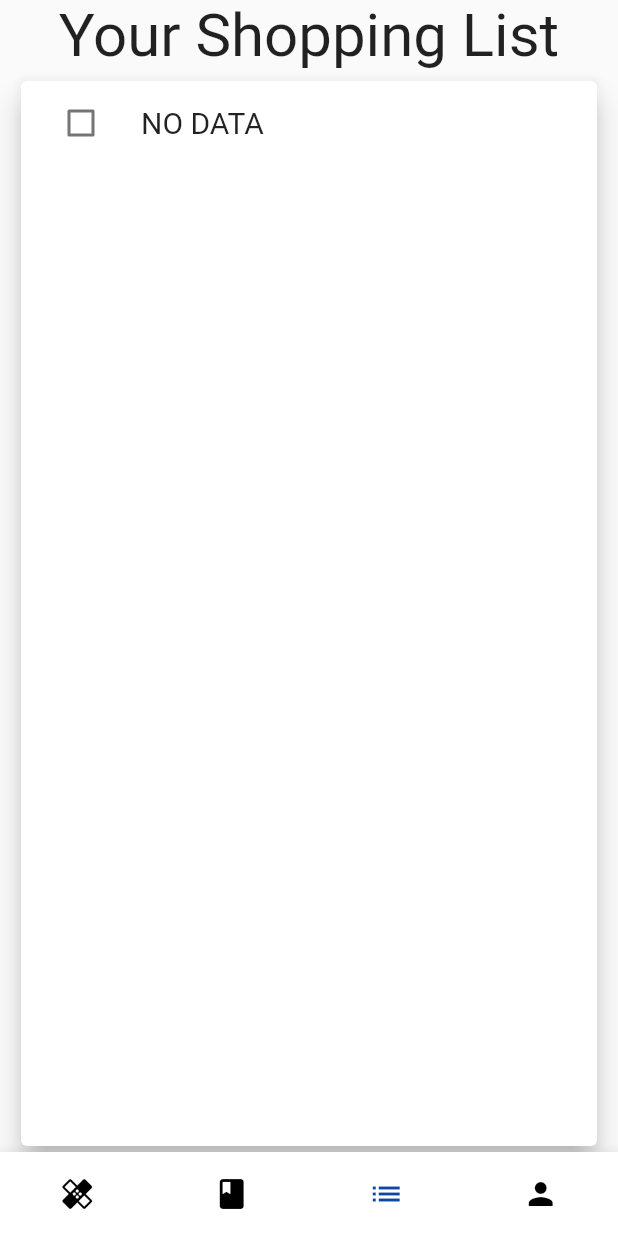
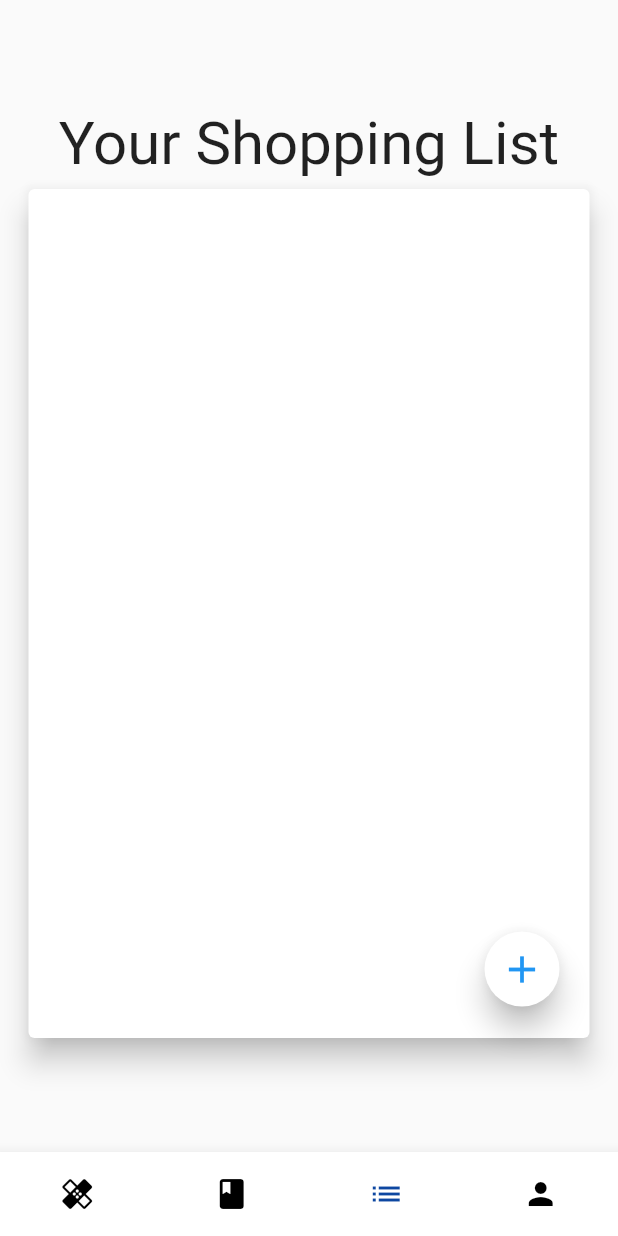
Before and after one commit to shresthkapoor7/Digibook, a Flutter app: the screen it shows after launch, on a phone screen of 412 x 824 dp. Run offline on Flutter 3.47's test engine with Material 2 defaults, Android fonts, the phone set to English and light mode, and no system bars; drawn by our look-alikes of animated_bottom_navigation_bar; our stand-ins replace device_preview, page_transition, rounded_loading_button, shared_preferences; missing offline and left inert: passcode_screen.

Commit message:
Shopping page

```diff
--- a/lib/Diary.dart
+++ b/lib/Diary.dart
@@ -96,7 +96,7 @@ class _DiaryPageState extends State<DiaryPage> {
                 ],
               ),
               Container(
-                  height: height - 300,
+                  height: height - 270,
                   width: width - 30,
                   child: Card(
                     elevation: 8,
--- a/lib/Shopping.dart
+++ b/lib/Shopping.dart
@@ -22,8 +22,8 @@ class _ShoppingListState extends State<ShoppingList> {
         child: Scaffold(
       body: Center(
           child: Container(
-        // height: height,
-        width: width - 20,
+        height: height - 200,
+        width: width - 30,
         child: Stack(
           children: [
             Align(
@@ -72,6 +72,26 @@ class _ShoppingListState extends State<ShoppingList> {
                     future: _getDetails(),
                   )),
             ),
+            Align(
+              alignment: Alignment.bottomRight,
+              child: Padding(
+                padding: EdgeInsets.only(bottom: 25, right: 5),
+                child: ButtonTheme(
+                  height: 50,
+                  child: RaisedButton(
+                    elevation: 8,
+                    onPressed: () {},
+                    child: Icon(
+                      Icons.add,
+                      color: Colors.blue,
+                      size: 30,
+                    ),
+                    shape: CircleBorder(),
+                    color: Colors.white,
+                  ),
+                ),
+              ),
+            )
           ],
         ),
       )),
@@ -79,8 +99,7 @@ class _ShoppingListState extends State<ShoppingList> {
   }
 }
 
-List<String> shoppingList = ['NO DATA'];
-List<String> temp = [];
+List<String> shoppingList = [];
 void _setDetails() async {
   SharedPreferences prefs = await SharedPreferences.getInstance();
   prefs.setStringList('key', null);
```
